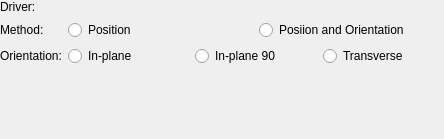
The window that VolumeResliceDriver/Resources/UI/qSlicerReslicePropertyWidget.ui (SlicerIGT/SlicerIGT) describes before a commit, drawn with Qt 5.
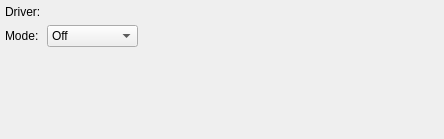
The same window after the commit. Custom widgets are drawn as their Qt base class.

Commit message: ENH: Replaced the radiobuttons with the pull-down menus for orientation/method selection.

```diff
--- a/VolumeResliceDriver/Resources/UI/qSlicerReslicePropertyWidget.ui
+++ b/VolumeResliceDriver/Resources/UI/qSlicerReslicePropertyWidget.ui
@@ -12,7 +12,7 @@
   </property>
   <property name="sizePolicy">
    <sizepolicy hsizetype="Maximum" vsizetype="Maximum">
-    <horstretch>0</horstretch>
+    <horstretch>1</horstretch>
     <verstretch>0</verstretch>
    </sizepolicy>
   </property>
@@ -28,12 +28,24 @@
   <property name="title" stdset="0">
    <string>GroupBox</string>
   </property>
-  <layout class="QVBoxLayout" name="verticalLayout">
+  <layout class="QVBoxLayout" name="verticalLayout" stretch="0">
+   <property name="sizeConstraint">
+    <enum>QLayout::SetMaximumSize</enum>
+   </property>
    <property name="margin">
     <number>0</number>
    </property>
    <item>
     <layout class="QFormLayout" name="formLayout">
+     <property name="sizeConstraint">
+      <enum>QLayout::SetMaximumSize</enum>
+     </property>
+     <property name="fieldGrowthPolicy">
+      <enum>QFormLayout::ExpandingFieldsGrow</enum>
+     </property>
+     <property name="margin">
+      <number>5</number>
+     </property>
      <item row="0" column="0">
       <widget class="QLabel" name="driverLabel">
        <property name="text">
@@ -66,59 +78,54 @@
      <item row="1" column="0">
       <widget class="QLabel" name="mehodLabel">
        <property name="text">
-        <string>Method:</string>
+        <string>Mode:</string>
        </property>
       </widget>
      </item>
      <item row="1" column="1">
-      <layout class="QHBoxLayout" name="methodLayout">
+      <widget class="QComboBox" name="modeComboBox">
+       <property name="sizePolicy">
+        <sizepolicy hsizetype="Preferred" vsizetype="Fixed">
+         <horstretch>0</horstretch>
+         <verstretch>0</verstretch>
+        </sizepolicy>
+       </property>
        <item>
-        <widget class="QRadioButton" name="positionRadioButton">
          <property name="text">
-          <string>Position</string>
-         </property>
-        </widget>
+         <string>Off</string>
+        </property>
        </item>
        <item>
-        <widget class="QRadioButton" name="orientationRadioButton">
          <property name="text">
-          <string>Posiion and Orientation</string>
-         </property>
-        </widget>
+         <string>Axial</string>
+        </property>
        </item>
-      </layout>
-     </item>
-     <item row="2" column="0">
-      <widget class="QLabel" name="orientationLabel">
+       <item>
+        <property name="text">
+         <string>Sagittal</string>
+        </property>
+       </item>
+       <item>
        <property name="text">
-        <string>Orientation:</string>
-       </property>
-      </widget>
-     </item>
-     <item row="2" column="1">
-      <layout class="QHBoxLayout" name="orientationLayout">
+         <string>Coronal</string>
+        </property>
+       </item>
        <item>
-        <widget class="QRadioButton" name="inPlaneRadioButton">
          <property name="text">
-          <string>In-plane</string>
-         </property>
-        </widget>
+         <string>Inplane</string>
+        </property>
        </item>
        <item>
-        <widget class="QRadioButton" name="inPlane90RadioButton">
          <property name="text">
-          <string>In-plane 90</string>
-         </property>
-        </widget>
+         <string>Inplane 90</string>
+        </property>
        </item>
        <item>
-        <widget class="QRadioButton" name="transverseRadioButton">
          <property name="text">
           <string>Transverse</string>
          </property>
-        </widget>
        </item>
-      </layout>
+      </widget>
      </item>
     </layout>
    </item>
```
Left out of the diff: 18 changed lines with no effect on the pictures. Lines whose indentation alone changed are shown as unchanged. The commit also changes 6 other files.
